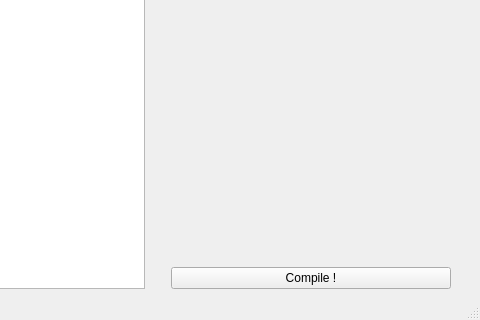
The window that ui/mainWindow.ui (mi-creative/MIMS) describes before a commit, drawn with Qt 5; both pictures show x 323 to 803 and y 200 to 520 of the 803 by 520 pixel window.
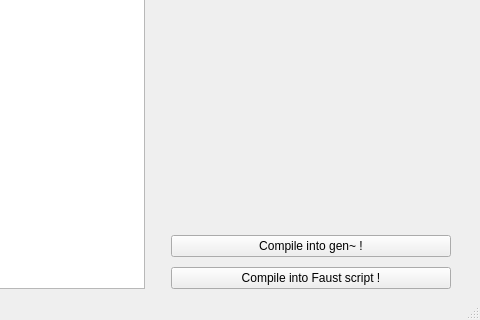
The same window after the commit.

Commit message: Changes to topo generaton UI. Could require some checking.

Diff of the .ui file:
```diff
--- a/ui/mainWindow.ui
+++ b/ui/mainWindow.ui
@@ -149,7 +149,14 @@
         <item>
          <widget class="QPushButton" name="compileButton">
           <property name="text">
-           <string>Compile !</string>
+           <string>Compile into gen~ !</string>
+          </property>
+         </widget>
+        </item>
+        <item>
+         <widget class="QPushButton" name="faustButton">
+          <property name="text">
+           <string>Compile into Faust script !</string>
           </property>
          </widget>
         </item>
```
Left out of the diff: 4 changed lines with no effect on the pictures. The commit also changes 4 other files.
